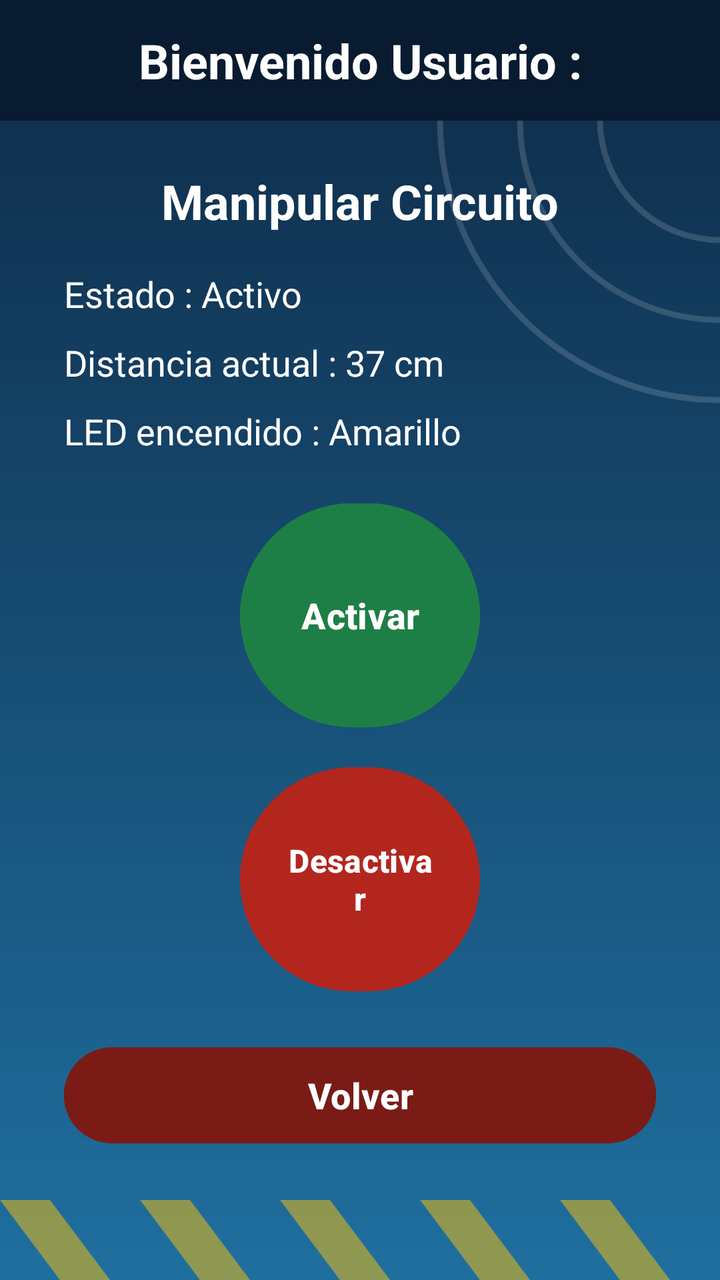
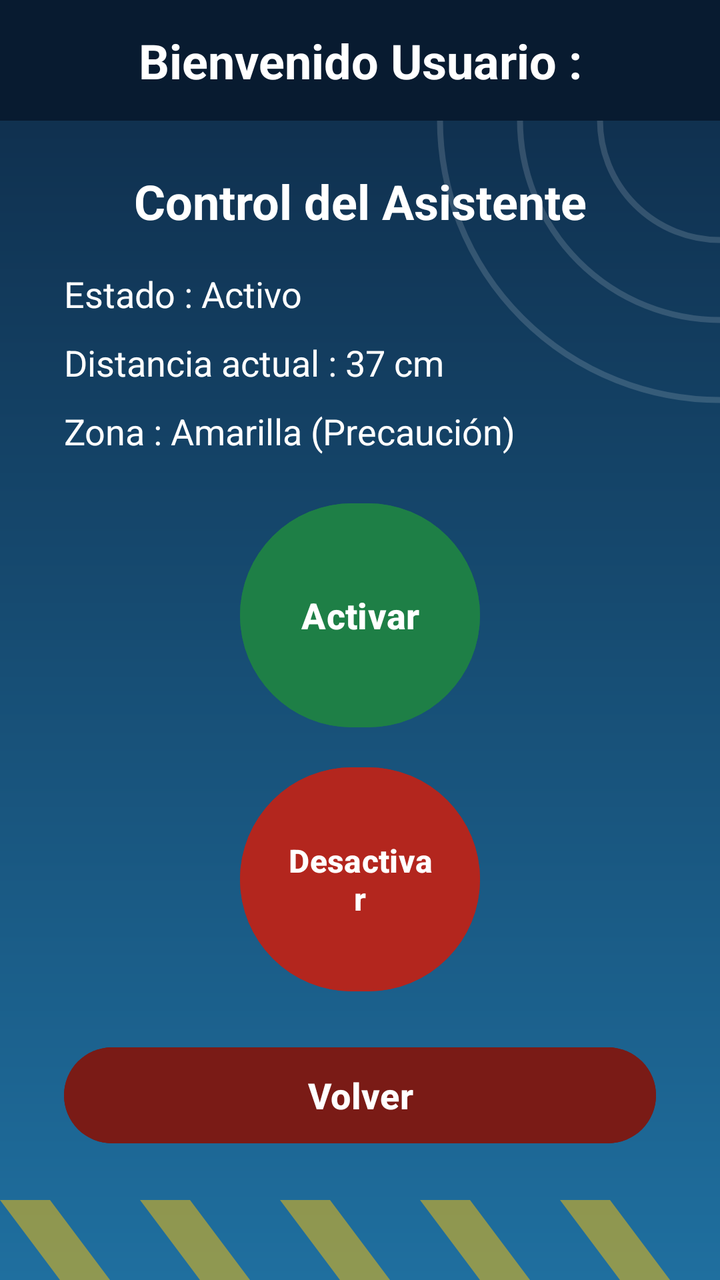

Before-and-after screenshots of an Android layout around one commit, followed by the original layout XML and the change that was made.
<!-- AndroidManifest.xml: application theme Theme.AppParking -->
<!-- res/layout/activity_manipular_circuito.xml -->
<?xml version="1.0" encoding="utf-8"?>
<LinearLayout xmlns:android="http://schemas.android.com/apk/res/android"
    xmlns:app="http://schemas.android.com/apk/res-auto"
    xmlns:tools="http://schemas.android.com/tools"
    android:id="@+id/main"
    android:layout_width="match_parent"
    android:layout_height="match_parent"
    android:background="@drawable/fondo_app"
    android:orientation="vertical"
    tools:context=".ManipularCircuito">

    <TextView
        android:id="@+id/tvusucir"
        android:layout_width="match_parent"
        android:layout_height="wrap_content"
        android:background="@color/barra"
        android:gravity="center"
        android:padding="14dp"
        android:text="Bienvenido Usuario :"
        android:textColor="#FFFFFF"
        android:textSize="24sp"
        android:textStyle="bold" />

    <TextView
        android:layout_width="match_parent"
        android:layout_height="wrap_content"
        android:layout_marginTop="24dp"
        android:layout_marginBottom="8dp"
        android:gravity="center"
        android:text="Manipular Circuito"
        android:textColor="#FFFFFF"
        android:textSize="24sp"
        android:textStyle="bold" />

    <TextView
        android:layout_width="match_parent"
        android:layout_height="wrap_content"
        android:layout_marginStart="32dp"
        android:layout_marginTop="10dp"
        android:text="Estado : Activo"
        android:textColor="#FFFFFF"
        android:textSize="18sp" />

    <TextView
        android:layout_width="match_parent"
        android:layout_height="wrap_content"
        android:layout_marginStart="32dp"
        android:layout_marginTop="10dp"
        android:text="Distancia actual : 37 cm"
        android:textColor="#FFFFFF"
        android:textSize="18sp" />

    <TextView
        android:layout_width="match_parent"
        android:layout_height="wrap_content"
        android:layout_marginStart="32dp"
        android:layout_marginTop="10dp"
        android:text="LED encendido : Amarillo"
        android:textColor="#FFFFFF"
        android:textSize="18sp" />

    <Button
        android:id="@+id/btnact"
        android:layout_width="120dp"
        android:layout_height="120dp"
        android:layout_gravity="center_horizontal"
        android:layout_marginTop="20dp"
        android:backgroundTint="#1E7F46"
        android:text="Activar"
        android:textColor="#FFFFFF"
        android:textSize="18sp"
        android:textStyle="bold"
        app:cornerRadius="60dp" />

    <Button
        android:id="@+id/btndes"
        android:layout_width="120dp"
        android:layout_height="120dp"
        android:layout_gravity="center_horizontal"
        android:layout_marginTop="12dp"
        android:backgroundTint="@color/rojo"
        android:text="Desactivar"
        android:textColor="#FFFFFF"
        android:textSize="16sp"
        android:textStyle="bold"
        app:cornerRadius="60dp" />

    <Button
        android:id="@+id/btnvolver"
        android:layout_width="match_parent"
        android:layout_height="56dp"
        android:layout_marginStart="32dp"
        android:layout_marginTop="20dp"
        android:layout_marginEnd="32dp"
        android:backgroundTint="#7A1B16"
        android:text="Volver"
        android:textColor="#FFFFFF"
        android:textSize="18sp"
        android:textStyle="bold"
        app:cornerRadius="28dp" />

</LinearLayout>
<!-- resources referenced by this layout -->
<resources>
  <color name="barra">#081B30</color>
  <color name="rojo">#B3261E</color>
  <!-- drawable fondo_app (drawable) -->
  <vector xmlns:android="http://schemas.android.com/apk/res/android"
      xmlns:aapt="http://schemas.android.com/aapt"
      android:width="360dp"
      android:height="640dp"
      android:viewportWidth="360"
      android:viewportHeight="640">
      <path android:pathData="M0,0h360v640h-360z">
          <aapt:attr name="android:fillColor">
              <gradient android:type="linear" android:startX="180" android:startY="0"
                  android:endX="180" android:endY="640">
                  <item android:offset="0" android:color="#0E2A47"/>
                  <item android:offset="1" android:color="#1F6F9F"/>
              </gradient>
          </aapt:attr>
      </path>
      <path android:pathData="M300,60a60,60 0 1,0 120,0a60,60 0 1,0 -120,0"
          android:strokeColor="#26FFFFFF" android:strokeWidth="3" android:fillColor="#00000000"/>
      <path android:pathData="M260,60a100,100 0 1,0 200,0a100,100 0 1,0 -200,0"
          android:strokeColor="#26FFFFFF" android:strokeWidth="3" android:fillColor="#00000000"/>
      <path android:pathData="M220,60a140,140 0 1,0 280,0a140,140 0 1,0 -280,0"
          android:strokeColor="#26FFFFFF" android:strokeWidth="3" android:fillColor="#00000000"/>
      <path android:pathData="M0,600L30,640L55,640L25,600z" android:fillColor="#80FFC107"/>
      <path android:pathData="M70,600L100,640L125,640L95,600z" android:fillColor="#80FFC107"/>
      <path android:pathData="M140,600L170,640L195,640L165,600z" android:fillColor="#80FFC107"/>
      <path android:pathData="M210,600L240,640L265,640L235,600z" android:fillColor="#80FFC107"/>
      <path android:pathData="M280,600L310,640L335,640L305,600z" android:fillColor="#80FFC107"/>
  </vector>
  <style name="Theme.AppParking" parent="Base.Theme.AppParking" />
  <style name="Base.Theme.AppParking" parent="Theme.Material3.DayNight.NoActionBar">
          
          
      </style>
</resources>

<!-- the commit's change to res/layout/activity_manipular_circuito.xml (unified diff, before → after) -->
@@ -27,7 +27,7 @@
         android:layout_marginTop="24dp"
         android:layout_marginBottom="8dp"
         android:gravity="center"
-        android:text="Manipular Circuito"
+        android:text="Control del Asistente"
         android:textColor="#FFFFFF"
         android:textSize="24sp"
         android:textStyle="bold" />
@@ -55,7 +55,7 @@
         android:layout_height="wrap_content"
         android:layout_marginStart="32dp"
         android:layout_marginTop="10dp"
-        android:text="LED encendido : Amarillo"
+        android:text="Zona : Amarilla (Precaución)"
         android:textColor="#FFFFFF"
         android:textSize="18sp" />
 
